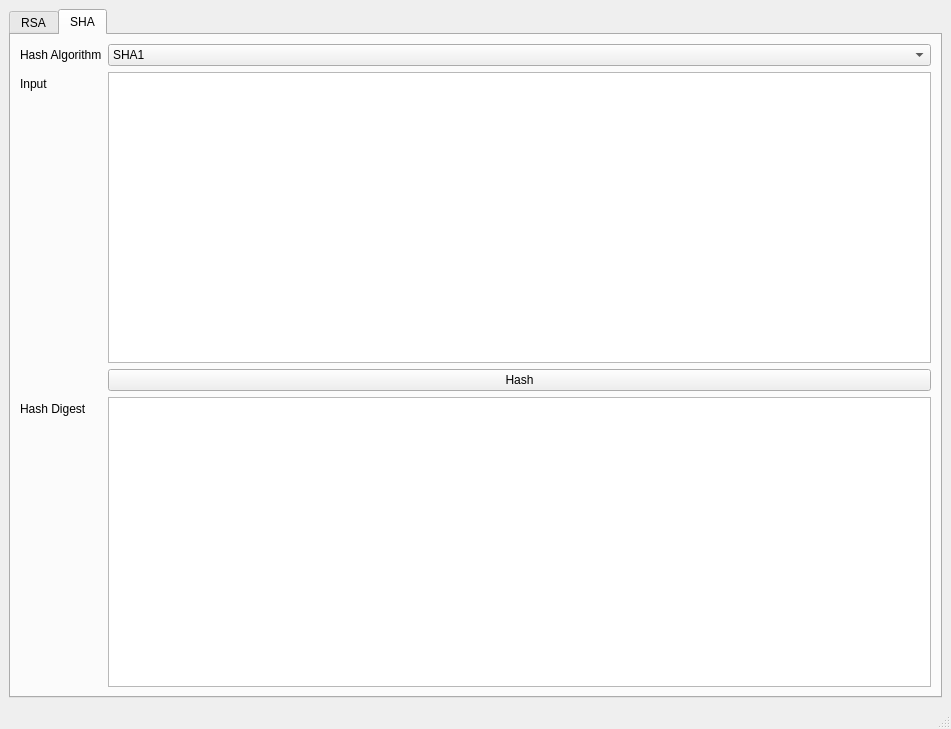
This is C++_Implementations/QT_GUI_Cryptography/mainwindow.ui in jbarbourmoore/Cryptography-Exploration as Qt 5 draws it before an edit. The edited form follows.
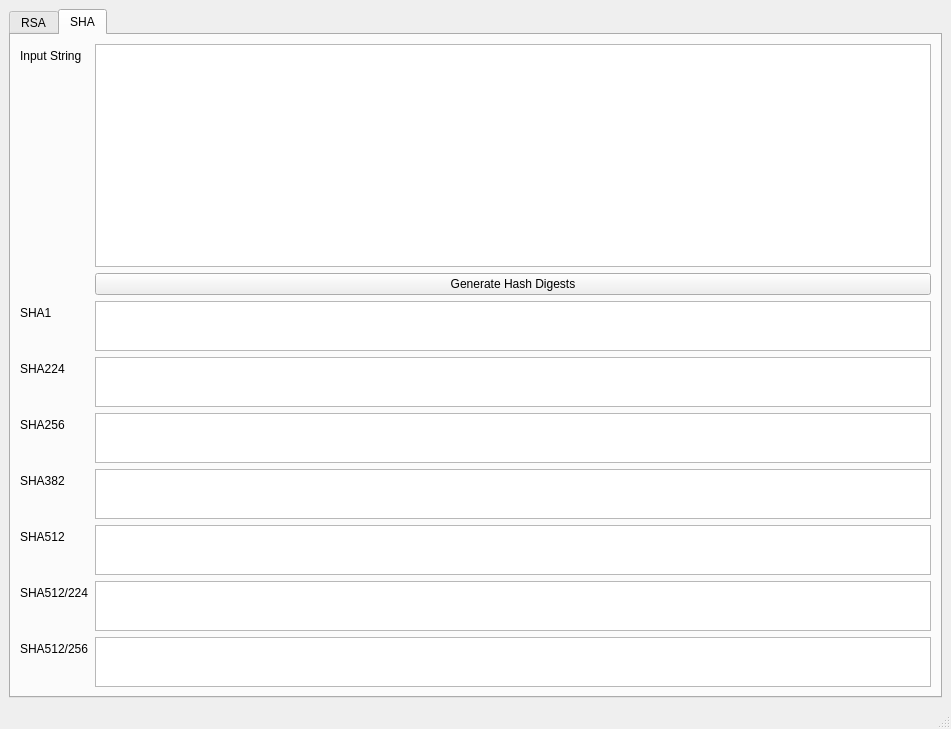
This is the edited form. The open tabs and pages were chosen to show the change.

Commit message: Changed the layout of SHA to display all digests at once

```diff
--- a/C++_Implementations/QT_GUI_Cryptography/mainwindow.ui
+++ b/C++_Implementations/QT_GUI_Cryptography/mainwindow.ui
@@ -48,7 +48,7 @@
        <enum>QTabWidget::Rounded</enum>
       </property>
       <property name="currentIndex">
-       <number>0</number>
+       <number>1</number>
       </property>
       <property name="elideMode">
        <enum>Qt::ElideNone</enum>
@@ -496,82 +496,169 @@
         <item>
          <layout class="QFormLayout" name="formLayout">
           <item row="0" column="0">
-           <widget class="QLabel" name="hash_alg_label">
+           <widget class="QLabel" name="hash_in_label">
             <property name="text">
-             <string>Hash Algorithm</string>
+             <string>Input String</string>
             </property>
            </widget>
           </item>
           <item row="0" column="1">
-           <widget class="QComboBox" name="hash_alg_select">
-            <item>
+           <widget class="QPlainTextEdit" name="hash_in_text">
+            <property name="minimumSize">
+             <size>
+              <width>0</width>
+              <height>100</height>
+             </size>
+            </property>
+           </widget>
+          </item>
+          <item row="1" column="1">
+           <widget class="QPushButton" name="hash_button">
+            <property name="text">
+             <string>Generate Hash Digests</string>
+            </property>
+           </widget>
+          </item>
+          <item row="2" column="0">
+           <widget class="QLabel" name="digest_label">
              <property name="text">
               <string>SHA1</string>
              </property>
-            </item>
-            <item>
+           </widget>
+          </item>
+          <item row="2" column="1">
+           <widget class="QPlainTextEdit" name="sha1_digest_text">
+            <property name="maximumSize">
+             <size>
+              <width>16777215</width>
+              <height>50</height>
+             </size>
+            </property>
+            <property name="readOnly">
+             <bool>true</bool>
+            </property>
+           </widget>
+          </item>
+          <item row="3" column="0">
+           <widget class="QLabel" name="label">
              <property name="text">
               <string>SHA224</string>
              </property>
-            </item>
-            <item>
+           </widget>
+          </item>
+          <item row="3" column="1">
+           <widget class="QPlainTextEdit" name="sha224_digest_text">
+            <property name="maximumSize">
+             <size>
+              <width>16777215</width>
+              <height>50</height>
+             </size>
+            </property>
+            <property name="readOnly">
+             <bool>true</bool>
+            </property>
+           </widget>
+          </item>
+          <item row="4" column="0">
+           <widget class="QLabel" name="label_2">
              <property name="text">
               <string>SHA256</string>
              </property>
-            </item>
-            <item>
+           </widget>
+          </item>
+          <item row="4" column="1">
+           <widget class="QPlainTextEdit" name="sha256_digest_text">
+            <property name="maximumSize">
+             <size>
+              <width>16777215</width>
+              <height>50</height>
+             </size>
+            </property>
+            <property name="readOnly">
+             <bool>true</bool>
+            </property>
+           </widget>
+          </item>
+          <item row="5" column="0">
+           <widget class="QLabel" name="label_3">
              <property name="text">
               <string>SHA382</string>
              </property>
-            </item>
-            <item>
+           </widget>
+          </item>
+          <item row="5" column="1">
+           <widget class="QPlainTextEdit" name="sha382_digest_text">
+            <property name="maximumSize">
+             <size>
+              <width>16777215</width>
+              <height>50</height>
+             </size>
+            </property>
+            <property name="readOnly">
+             <bool>true</bool>
+            </property>
+           </widget>
+          </item>
+          <item row="6" column="0">
+           <widget class="QLabel" name="label_4">
              <property name="text">
               <string>SHA512</string>
              </property>
-            </item>
-            <item>
+           </widget>
+          </item>
+          <item row="6" column="1">
+           <widget class="QPlainTextEdit" name="sha512_digest_text">
+            <property name="maximumSize">
+             <size>
+              <width>16777215</width>
+              <height>50</height>
+             </size>
+            </property>
+            <property name="readOnly">
+             <bool>true</bool>
+            </property>
+           </widget>
+          </item>
+          <item row="7" column="0">
+           <widget class="QLabel" name="label_5">
              <property name="text">
               <string>SHA512/224</string>
              </property>
-            </item>
-            <item>
+           </widget>
+          </item>
+          <item row="7" column="1">
+           <widget class="QPlainTextEdit" name="sha512_224_digest_text">
+            <property name="maximumSize">
+             <size>
+              <width>16777215</width>
+              <height>50</height>
+             </size>
+            </property>
+            <property name="readOnly">
+             <bool>true</bool>
+            </property>
+           </widget>
+          </item>
+          <item row="8" column="0">
+           <widget class="QLabel" name="label_6">
              <property name="text">
               <string>SHA512/256</string>
              </property>
-            </item>
            </widget>
           </item>
-          <item row="1" column="0">
-           <widget class="QLabel" name="hash_in_label">
-            <property name="text">
-             <string>Input</string>
+          <item row="8" column="1">
+           <widget class="QPlainTextEdit" name="sha512_256_digest_text">
+            <property name="maximumSize">
+             <size>
+              <width>16777215</width>
+              <height>50</height>
+             </size>
             </property>
-           </widget>
-          </item>
-          <item row="1" column="1">
-           <widget class="QPlainTextEdit" name="hash_in_text"/>
-          </item>
-          <item row="3" column="0">
-           <widget class="QLabel" name="digest_label">
-            <property name="text">
-             <string>Hash Digest</string>
-            </property>
-           </widget>
-          </item>
-          <item row="3" column="1">
-           <widget class="QTextEdit" name="digest_text">
             <property name="readOnly">
              <bool>true</bool>
             </property>
            </widget>
           </item>
-          <item row="2" column="1">
-           <widget class="QPushButton" name="hash_button">
-            <property name="text">
-             <string>Hash</string>
-            </property>
-           </widget>
-          </item>
          </layout>
         </item>
        </layout>
```
Lines whose indentation alone changed are shown as unchanged. The commit also changes 2 other files.
